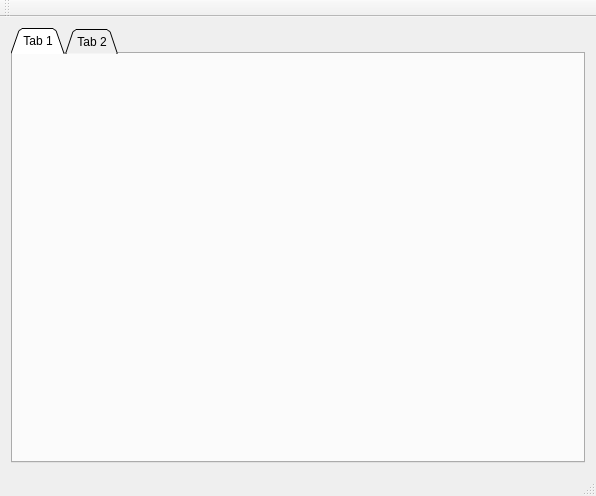
Old version of the form Modular1/mainwindow.ui in the repository djeemie2000/SynthPlayground.
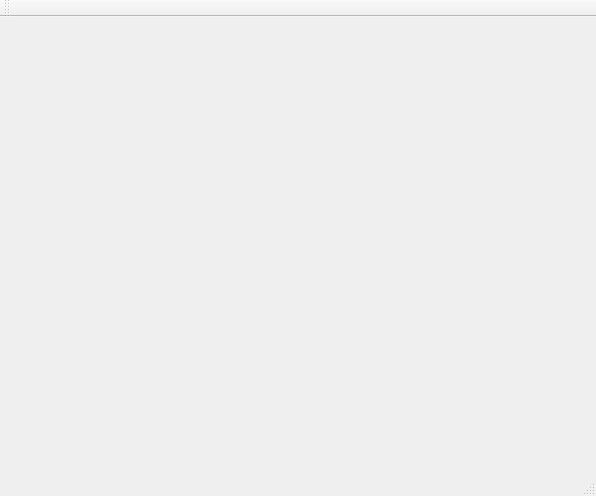
New version of the form.

Patch:
```diff
--- a/Modular1/mainwindow.ui
+++ b/Modular1/mainwindow.ui
@@ -19,32 +19,12 @@
   <widget class="QWidget" name="centralWidget">
    <layout class="QHBoxLayout" name="horizontalLayout">
     <item>
-     <widget class="QTabWidget" name="tabWidget">
-      <property name="tabPosition">
-       <enum>QTabWidget::North</enum>
-      </property>
-      <property name="tabShape">
-       <enum>QTabWidget::Triangular</enum>
-      </property>
+     <widget class="QStackedWidget" name="stackedWidget">
       <property name="currentIndex">
        <number>0</number>
       </property>
-      <property name="tabsClosable">
-       <bool>false</bool>
-      </property>
-      <property name="movable">
-       <bool>true</bool>
-      </property>
-      <widget class="QWidget" name="tab">
-       <attribute name="title">
-        <string>Tab 1</string>
-       </attribute>
-      </widget>
-      <widget class="QWidget" name="tab_2">
-       <attribute name="title">
-        <string>Tab 2</string>
-       </attribute>
-      </widget>
+      <widget class="QWidget" name="page"/>
+      <widget class="QWidget" name="page_2"/>
      </widget>
     </item>
    </layout>
```
